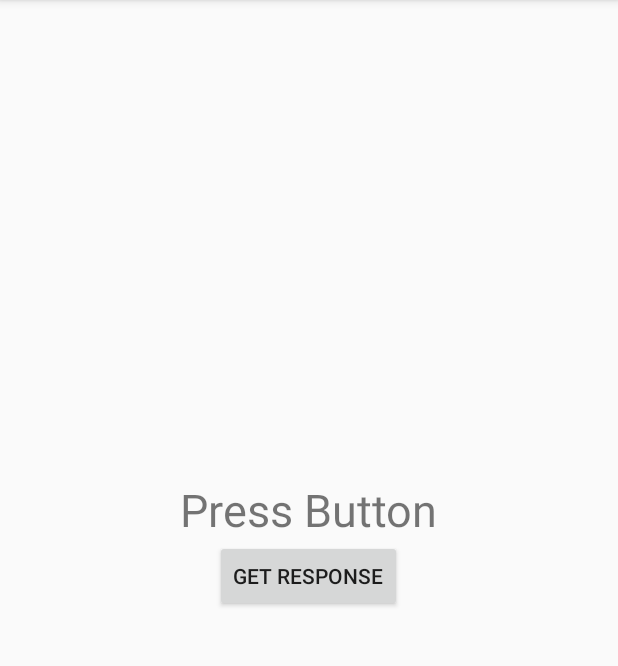
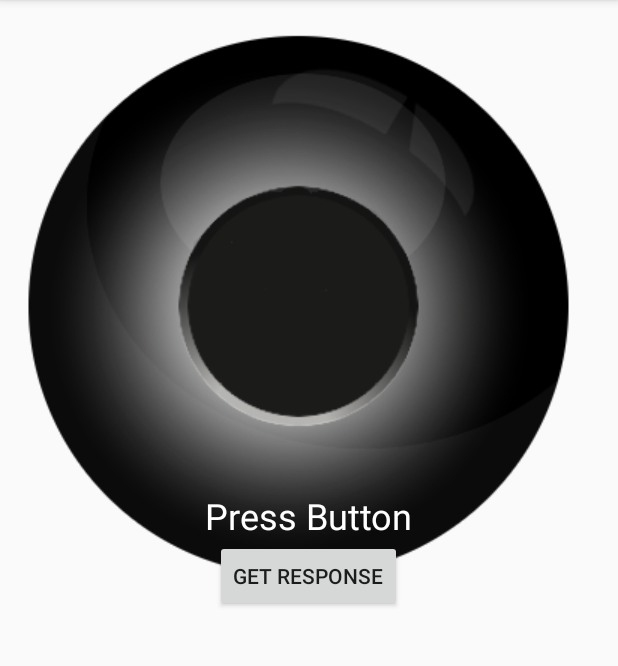
Before and after one commit to Eggertron/MagicEightBall, an Android app: the screen it shows after launch (MainActivity), on a phone screen of 412 x 824 dp, the part 84-750 px from its top. Run offline under Robolectric (Android 15) with nearby library versions, the phone set to English and light mode, and no system bars.

Commit message:
added background image. need to fix image positions

```diff
--- a/app/src/main/res/layout/activity_main.xml
+++ b/app/src/main/res/layout/activity_main.xml
@@ -6,14 +6,15 @@
     android:layout_height="match_parent"
     tools:context="com.example.edgar.magiceightball.MainActivity">
 
-    <TextView
-        android:id="@+id/text_main"
+    <ImageView
+        android:id="@+id/imageView"
         android:layout_width="wrap_content"
         android:layout_height="wrap_content"
-        android:layout_above="@+id/button"
         android:layout_centerInParent="true"
-        android:text="Press Button"
-        android:textSize="30sp" />
+        app:srcCompat="@drawable/empty"
+        android:layout_alignParentTop="true"
+        android:layout_alignParentLeft="true"
+        android:layout_alignParentStart="true" />
 
     <Button
         android:id="@+id/button"
@@ -23,5 +24,16 @@
         android:layout_centerInParent="true"
         />
 
+    <TextView
+        android:id="@+id/text_main"
+        android:layout_width="wrap_content"
+        android:layout_height="wrap_content"
+        android:layout_above="@+id/button"
+        android:layout_centerInParent="true"
+        android:text="Press Button"
+        android:textColor="@android:color/white"
+        android:textSize="24sp"
+        />
+
 
 </RelativeLayout>
```
Also changed, not shown: app/src/main/res/drawable/ball.png (added), app/src/main/res/drawable/empty.png (added).
